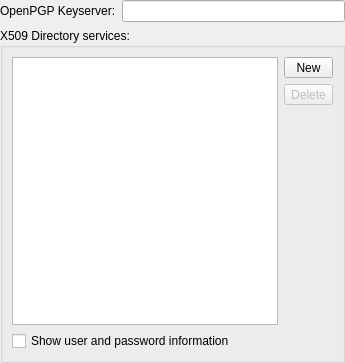
Above: src/ui/directoryserviceswidget.ui from KDE/libkleo before the change. Below: the same form after it.
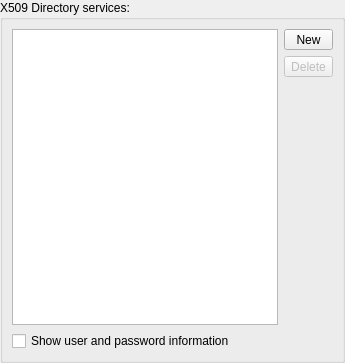
That is the form after the change.

Commit message:
Remove OpenPGP keyserver from widget
GnuPG-bug-id: 5465

```diff
--- a/src/ui/directoryserviceswidget.ui
+++ b/src/ui/directoryserviceswidget.ui
@@ -26,20 +26,6 @@
    <property name="bottomMargin">
     <number>0</number>
    </property>
-   <item>
-    <layout class="QHBoxLayout" name="horizontalLayout">
-     <item>
-      <widget class="QLabel" name="pgpKSLabel">
-       <property name="text">
-        <string>OpenPGP Keyserver:</string>
-       </property>
-      </widget>
-     </item>
-     <item>
-      <widget class="QLineEdit" name="pgpKeyserver"/>
-     </item>
-    </layout>
-   </item>
    <item>
     <widget class="QGroupBox" name="x500LA">
      <property name="title">
```
The commit also changes 2 other files.
